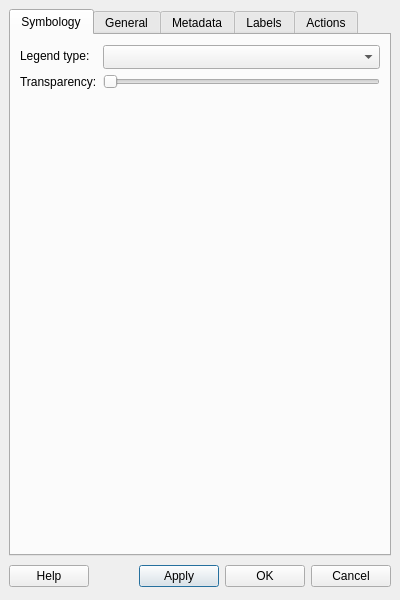
The window that src/ui/qgsvectorlayerpropertiesbase.ui (kadas-albireo/kadas-albireo) describes before a commit, drawn with Qt 5.
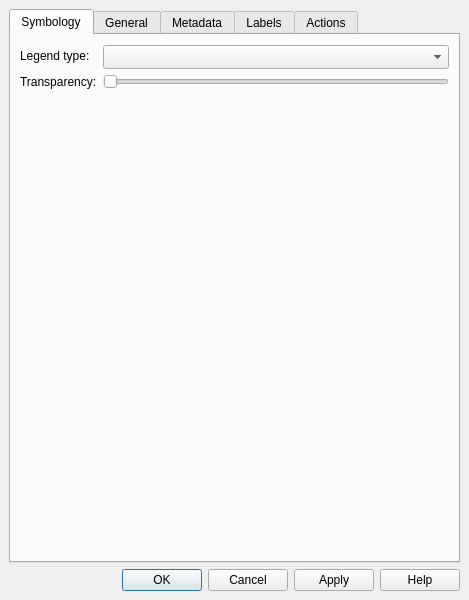
The same window after the commit. Icons and pictures are not drawn.

Commit message: Convert six dialogs to Qt 4.2 StandardButton API. Also use the full accept code path rather than overriding accept to do apply but look like reject to the caller. Remove deletion of the raster layer from the reaster properties destructor (which was called only after accept and may be why accept was avoided).

```diff
--- a/src/ui/qgsvectorlayerpropertiesbase.ui
+++ b/src/ui/qgsvectorlayerpropertiesbase.ui
@@ -5,7 +5,7 @@
    <rect>
     <x>0</x>
     <y>0</y>
-    <width>400</width>
+    <width>469</width>
     <height>600</height>
    </rect>
   </property>
@@ -31,55 +31,18 @@
    <property name="spacing" >
     <number>6</number>
    </property>
-   <item row="1" column="1" >
-    <spacer>
+   <item row="1" column="0" >
+    <widget class="QDialogButtonBox" name="buttonBox" >
      <property name="orientation" >
       <enum>Qt::Horizontal</enum>
      </property>
-     <property name="sizeType" >
-      <enum>QSizePolicy::Expanding</enum>
+     <property name="standardButtons" >
+      <set>QDialogButtonBox::Apply|QDialogButtonBox::Cancel|QDialogButtonBox::Help|QDialogButtonBox::NoButton|QDialogButtonBox::Ok</set>
      </property>
-     <property name="sizeHint" >
-      <size>
-       <width>270</width>
-       <height>29</height>
-      </size>
-     </property>
-    </spacer>
-   </item>
-   <item row="1" column="2" >
-    <widget class="QPushButton" name="pbnApply" >
-     <property name="text" >
-      <string>Apply</string>
-     </property>
     </widget>
    </item>
-   <item row="1" column="3" >
-    <widget class="QPushButton" name="pbnOK" >
-     <property name="text" >
-      <string>OK</string>
-     </property>
-    </widget>
-   </item>
-   <item row="1" column="4" >
-    <widget class="QPushButton" name="pbnCancel" >
-     <property name="text" >
-      <string>Cancel</string>
-     </property>
-    </widget>
-   </item>
-   <item row="1" column="0" >
-    <widget class="QPushButton" name="btnHelp" >
-     <property name="enabled" >
-      <bool>true</bool>
-     </property>
-     <property name="text" >
-      <string>Help</string>
-     </property>
-    </widget>
-   </item>
-   <item row="0" column="0" colspan="5" >
-    <widget class="QTabWidget" name="tabWidget2" >
+   <item row="0" column="0" >
+    <widget class="QTabWidget" name="tabWidget" >
      <property name="tabShape" >
       <enum>QTabWidget::Rounded</enum>
      </property>
@@ -475,7 +438,7 @@
        </item>
       </layout>
      </widget>
-     <widget class="QWidget" name="TabPage" >
+     <widget class="QWidget" name="tab5" >
       <attribute name="title" >
        <string>Actions</string>
       </attribute>
```
Left out of the diff: 6 changed lines with no effect on the pictures. The commit also changes 17 other files.
